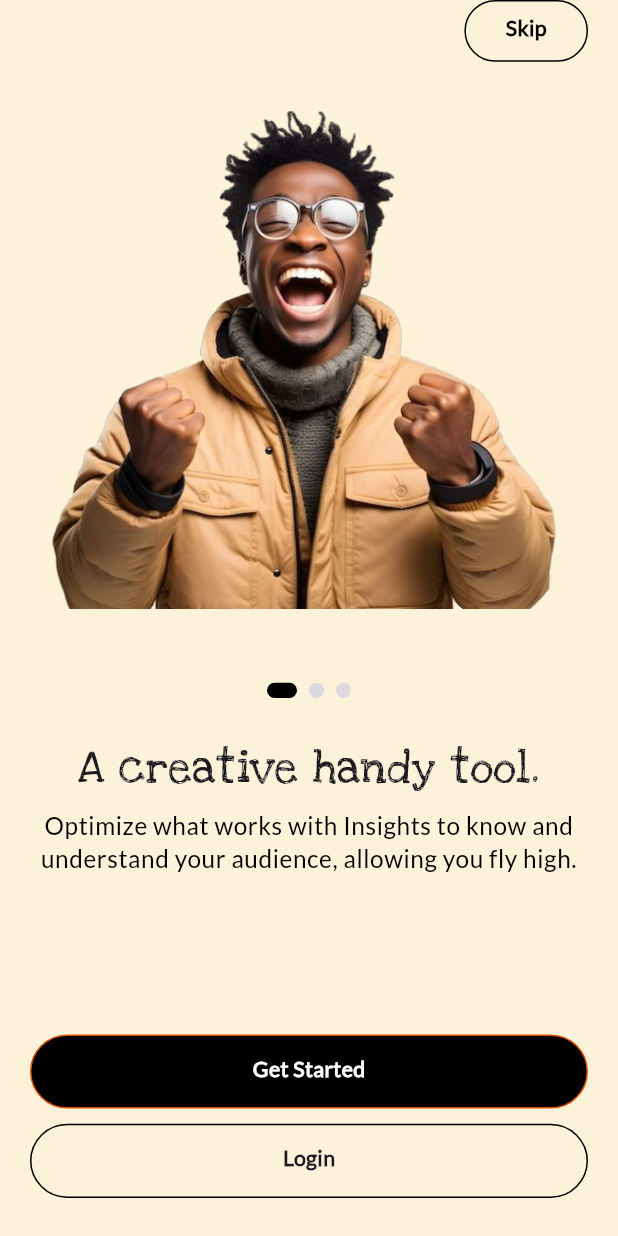
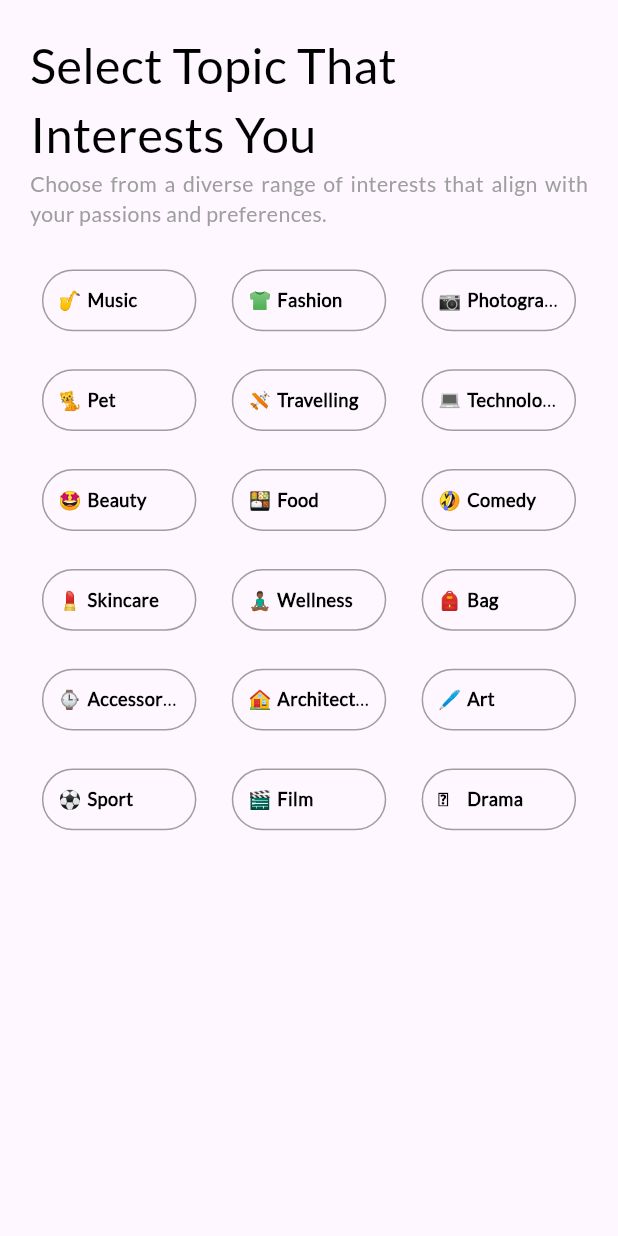
Before and after one commit to Olamidotune/Rootscards, a Flutter app: the screen it shows after launch, on a phone screen of 412 x 824 dp. Run offline on Flutter 3.47's test engine with Material 3 defaults, Android fonts, the phone set to English and light mode, and no system bars; drawn by our look-alikes of carousel_slider; our stand-ins replace bloc, device_info_plus, email_validator, equatable, flutter_bloc, flutter_dotenv and 5 more.

Commit message:
feat: completed the interest selection

```diff
--- a/lib/main.dart
+++ b/lib/main.dart
@@ -11,6 +11,7 @@ import 'package:rootscards/blocs/otp/otp_bloc.dart';
 import 'package:rootscards/blocs/sign_up/bloc/sign_up_bloc.dart';
 import 'package:rootscards/config/colors.dart';
 import 'package:rootscards/src/presentation/screens/auth/sign_up/second_sign_up_screen.dart';
+import 'package:rootscards/src/presentation/screens/interests/interest.dart';
 import '../src/presentation/get_started_screen.dart';
 import 'src/presentation/screens/auth/password/forgot_password.dart';
 import 'src/presentation/screens/auth/password/password_recovery.dart';
@@ -109,7 +110,7 @@ class MyApp extends StatelessWidget {
                     //   ),
                     //   scaffoldBackgroundColor: Colors.white,
                     // ),
-                    home: SplashScreen(),
+                    home: InterestScreen(),
                     routes: {
                       SplashScreen.routeName: (context) => SplashScreen(),
                       OnboardingScreen.routeName: (context) =>
@@ -126,6 +127,7 @@ class MyApp extends StatelessWidget {
                       SpaceScreen.routeName: (context) => SpaceScreen(),
                       PasswordRecovery.routeName: (context) =>
                           PasswordRecovery(),
+                      InterestScreen.routeName: (context) => InterestScreen(),
 
                     },
                   ),
--- /dev/null
+++ b/lib/src/presentation/screens/interests/interest.dart
@@ -0,0 +1,216 @@
+import 'package:flutter/material.dart';
+import 'package:flutter_screenutil/flutter_screenutil.dart';
+import 'package:rootscards/config/colors.dart';
+import 'package:rootscards/config/dimensions.dart';
+import 'package:rootscards/src/presentation/screens/interests/models/interest_list.dart';
+
+class InterestScreen extends StatefulWidget {
+  const InterestScreen({super.key});
+
+  static const String routeName = "Interest_screen";
+
+  @override
+  State<InterestScreen> createState() => _InterestScreenState();
+}
+
+List<Map<String, dynamic>> selectedInterests = [];
+
+class _InterestScreenState extends State<InterestScreen> {
+  @override
+  Widget build(BuildContext context) {
+    return Scaffold(
+      body: SafeArea(
+        child: Padding(
+          padding: EdgeInsets.symmetric(
+            horizontal: 20,
+            vertical: 20.h,
+
+              ),
+          child: Column(
+            children: [
+              Text(
+                'Select Topic That Interests You',
+                style: Theme.of(context).textTheme.bodyMedium?.copyWith(
+                      fontSize: 32.sp,
+                      color: Colors.black,
+                      fontWeight: FontWeight.w300,
+                    ),
+              ),
+              Text(
+                'Choose from a diverse range of interests that align with your passions and preferences.',
+                style: Theme.of(context).textTheme.bodyMedium?.copyWith(
+                      color: GREY,
+                      fontWeight: FontWeight.w100,
+                      fontSize: 14.sp,
+                    ),
+                textAlign: TextAlign.justify,
+              ),
+              AppSpacing.verticalSpaceMedium,
+              SizedBox(
+                child: GridView.builder(
+                  shrinkWrap: true,
+                  itemCount: interestList.length,
+                  itemBuilder: (context, index) {
+                    final interest = interestList[index];
+                    return InterestsWidget(
+                      onTap: () => _toggleInterest(interest),
+                      text: interest['name'],
+                      emoji: interest['emoji'],
+                      isSelected: selectedInterests.contains(interest),
+                    );
+                  },
+                  gridDelegate: SliverGridDelegateWithFixedCrossAxisCount(
+                    crossAxisCount: 3,
+                    childAspectRatio: 2,
+                    mainAxisSpacing: 7.h,
+                    crossAxisSpacing: 7.w,
+                  ),
+                ),
+              ),
+            ],
+          ),
+        ),
+      ),
+    );
+  }
+
+  void _toggleInterest(Map<String, dynamic> interest) {
+    setState(() {
+      if (selectedInterests.contains(interest)) {
+        selectedInterests.remove(interest);
+      } else {
+        selectedInterests.add(interest);
+      }
+    });
+    _saveSelectedInterests();
+  }
+
+  void _saveSelectedInterests() {}
+}
+
+class InterestsWidget extends StatelessWidget {
+  final Function() onTap;
+  final String text;
+  final String emoji;
+  final bool isSelected;
+  const InterestsWidget({
+    super.key,
+    required this.onTap,
+    required this.text,
+    required this.emoji,
+    required this.isSelected,
+  });
+
+  @override
+  Widget build(BuildContext context) {
+    return Column(
+      children: [
+        Row(
+          mainAxisAlignment: MainAxisAlignment.spaceEvenly,
+          children: [
+            Container(
+              margin: EdgeInsets.all(2),
+              padding: EdgeInsets.symmetric(
+                horizontal: 10,
+              ),
+              width: .25.sw,
+              height: .05.sh,
+              decoration: BoxDecoration(
+                color: isSelected ? Colors.grey : Colors.transparent,
+                borderRadius: BorderRadius.circular(30),
+                border: Border.all(color: Colors.grey, width: 1),
+              ),
+              child: GestureDetector(
+                onTap: () {
+                  onTap();
+                  print(isSelected);
+                },
+                child: Row(
+                  children: [
+                    Expanded(
+                      flex: 5,
+                      child: Text(
+                        emoji,
+                        style: TextStyle(
+                          color: Colors.black,
+                          fontSize: 12.sp,
+                          fontWeight: FontWeight.bold,
+                        ),
+                      ),
+                    ),
+                    Expanded(
+                      flex: 16,
+                      child: Text(
+                        text,
+                        style: TextStyle(
+                          color: Colors.black,
+                          fontSize: 12.sp,
+                          fontWeight: FontWeight.bold,
+                        overflow: TextOverflow.ellipsis,
+                        ),
+
+                      ),
+                    ),
+                  ],
+                ),
+              ),
+            ),
+          ],
+        )
+      ],
+    );
+  }
+}
+
+
+
+
+
+
+
+// class InterestPickerScreen extends StatefulWidget {
+//   @override
+//   _InterestPickerScreenState createState() => _InterestPickerScreenState();
+// }
+
+// class _InterestPickerScreenState extends State<InterestPickerScreen> {
+//   List<Map<String, dynamic>> selectedInterests = [];
+
+//   @override
+//   void initState() {
+//     super.initState();
+//     _loadSelectedInterests();
+//   }
+
+//   Future<void> _loadSelectedInterests() async {
+//     SharedPreferences prefs = await SharedPreferences.getInstance();
+//     List<String> savedInterests = prefs.getStringList('selectedInterests') ?? [];
+
+//     setState(() {
+//       selectedInterests = savedInterests
+//           .map((interest) => interestList.firstWhere((item) => item['name'] == interest))
+//           .toList();
+//     });
+//   }
+
+//   void _toggleInterest(Map<String, dynamic> interest) {
+//     setState(() {
+//       if (selectedInterests.contains(interest)) {
+//         selectedInterests.remove(interest);
+//       } else {
+//         selectedInterests.add(interest);
+//       }
+//     });
+//     _saveSelectedInterests();
+//   }
+
+//   Future<void> _saveSelectedInterests() async {
+//     SharedPreferences prefs = await SharedPreferences.getInstance();
+//     await prefs.setStringList(
+//       'selectedInterests',
+//       selectedInterests.map((interest) => interest['name']).toList(),
+//     );
+//   }
+
+
+// }
--- /dev/null
+++ b/lib/src/presentation/screens/interests/models/interest_list.dart
@@ -0,0 +1,20 @@
+const List<Map<String, dynamic>> interestList = [
+  {'name': 'Music', 'emoji': '🎷'},
+  {'name': 'Fashion', 'emoji': '👕'},
+  {'name': 'Photographer', 'emoji': '📷'},
+  {'name': 'Pet', 'emoji': '🐈'},
+  {'name': 'Travelling', 'emoji': '🛩️'},
+  {'name': 'Technology', 'emoji': '💻'},
+  {'name': 'Beauty', 'emoji': '🤩'},
+  {'name': 'Food', 'emoji': '🍱'},
+  {'name': 'Comedy', 'emoji': '🤣'},
+  {'name': 'Skincare', 'emoji': '💄'},
+  {'name': 'Wellness', 'emoji': '🧘🏾‍♂️'},
+  {'name': 'Bag', 'emoji': '🎒'},
+  {'name': 'Accessories', 'emoji': '⌚️'},
+  {'name': 'Architecture', 'emoji': '🏠'},
+  {'name': 'Art', 'emoji': '🖊️'},
+  {'name': 'Sport', 'emoji': '⚽️'},
+  {'name': 'Film', 'emoji': '🎬'},
+  {'name': 'Drama', 'emoji': '🥹'},
+];
```
